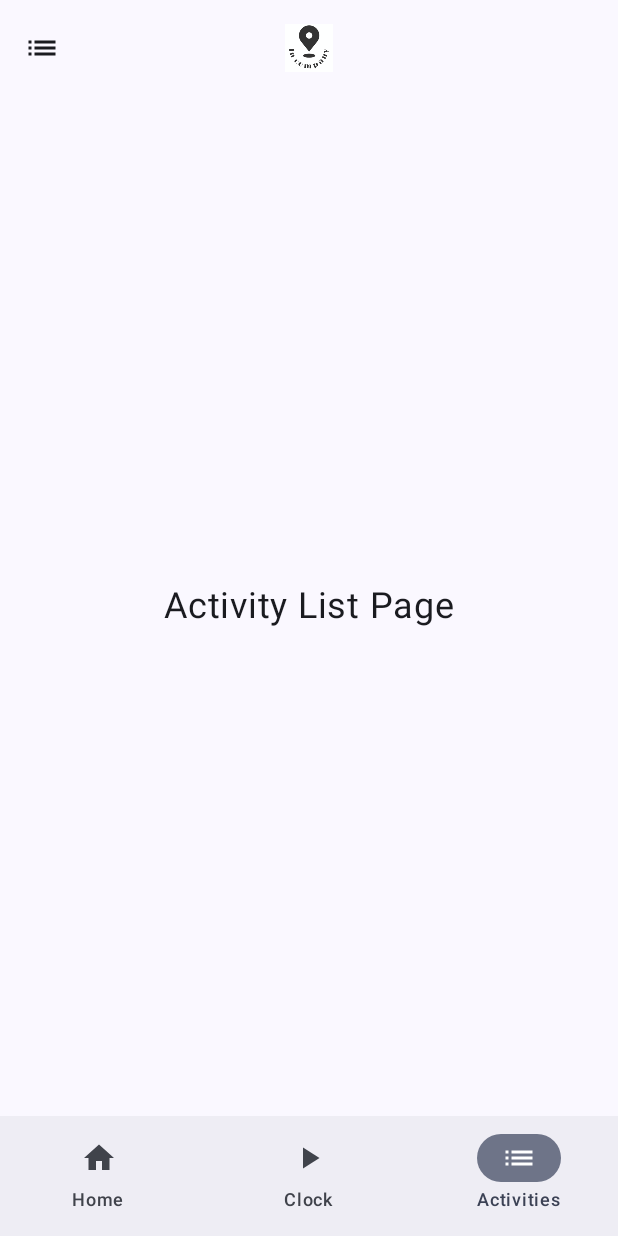
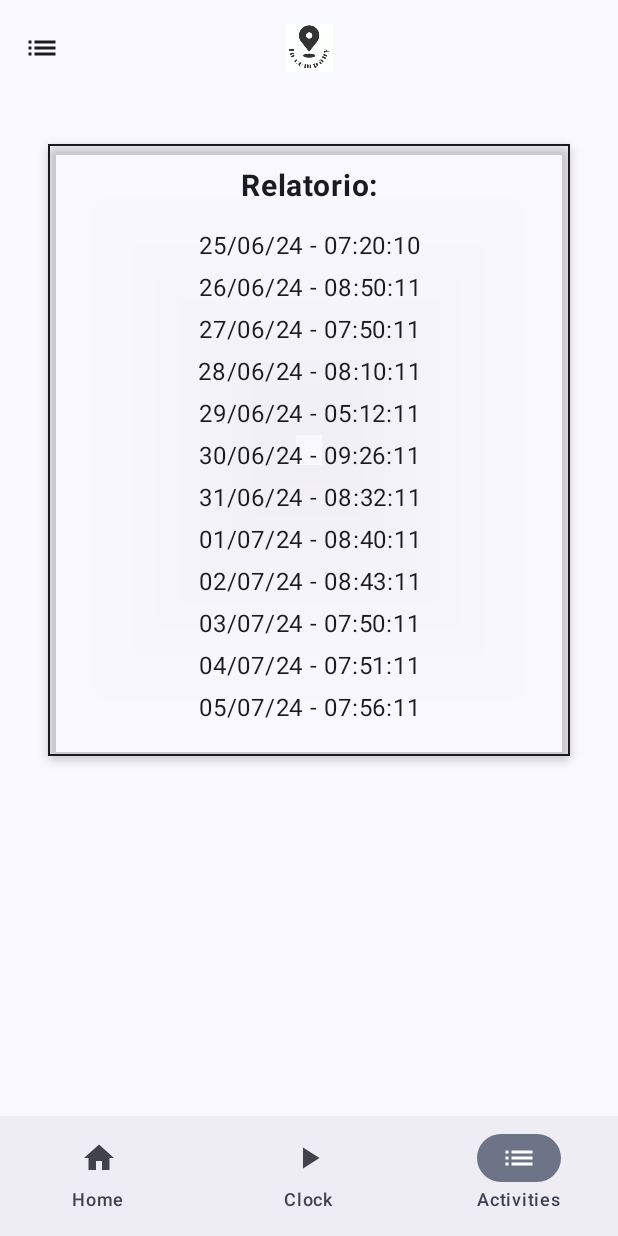
Before and after one commit to SamuelvLopes/PDM-RH, an Android app built with Jetpack Compose: the MainActivity screen opened directly, with no data from a screen before it, item 3 of the bottom bar chosen, on a phone screen of 412 x 824 dp. Run offline under Robolectric (Android 15) with nearby library versions, the phone set to English and light mode, and no system bars.

Commit message:
Added pages content

```diff
--- a/InCompanyApp/app/src/main/java/com/incompanyapp/MainActivity.kt
+++ b/InCompanyApp/app/src/main/java/com/incompanyapp/MainActivity.kt
@@ -6,6 +6,7 @@ import androidx.activity.ComponentActivity
 import androidx.activity.compose.setContent
 import androidx.compose.foundation.Image
 import androidx.compose.foundation.background
+import androidx.compose.foundation.border
 import androidx.compose.foundation.layout.Arrangement
 import androidx.compose.foundation.layout.Box
 import androidx.compose.foundation.layout.Column
@@ -17,22 +18,31 @@ import androidx.compose.foundation.layout.fillMaxWidth
 import androidx.compose.foundation.layout.padding
 import androidx.compose.foundation.layout.size
 import androidx.compose.foundation.layout.width
+import androidx.compose.foundation.shape.RoundedCornerShape
 import androidx.compose.material.icons.Icons
+import androidx.compose.material.icons.filled.Clear
+import androidx.compose.material.icons.filled.Delete
 import androidx.compose.material.icons.filled.Home
 import androidx.compose.material.icons.filled.List
 import androidx.compose.material.icons.filled.PlayArrow
+import androidx.compose.material.icons.filled.Refresh
 import androidx.compose.material3.*
 import androidx.compose.runtime.*
 import androidx.compose.runtime.saveable.rememberSaveable
 import androidx.compose.ui.Alignment
 import androidx.compose.ui.Modifier
+import androidx.compose.ui.draw.shadow
+import androidx.compose.ui.graphics.Color
 import androidx.compose.ui.layout.ContentScale
 import androidx.compose.ui.platform.LocalContext
 import androidx.compose.ui.res.painterResource
+import androidx.compose.ui.text.font.FontWeight
+import androidx.compose.ui.text.style.TextAlign
 import androidx.compose.ui.tooling.preview.Preview
 import androidx.compose.ui.unit.dp
 import androidx.compose.ui.unit.sp
 import com.incompanyapp.ui.theme.InCompanyAppTheme
+import kotlinx.coroutines.delay
 import kotlinx.coroutines.launch
 
 
@@ -188,6 +198,31 @@ fun HomePage(modifier: Modifier = Modifier) {
         verticalArrangement = Arrangement.Center,
         horizontalAlignment = Alignment.CenterHorizontally
     ) {
+        Box(
+            modifier = Modifier
+                .padding(16.dp)
+                .background(Color.LightGray)
+                .padding(16.dp)
+                .fillMaxWidth(),
+            contentAlignment = Alignment.Center
+        ) {
+            Column(
+                horizontalAlignment = Alignment.CenterHorizontally,
+                verticalArrangement = Arrangement.Center
+            ) {
+                Text(
+                    text = "Banco de Horas:",
+                    fontSize = 18.sp,
+                    textAlign = TextAlign.Center
+                )
+                Text(
+                    text = "+ 03:45:30",
+                    fontSize = 32.sp,
+                    textAlign = TextAlign.Center
+                )
+            }
+        }
+
         Text(
             text = "Bem-vindo/a!",
             fontSize = 24.sp
@@ -235,6 +270,31 @@ fun HomePage(modifier: Modifier = Modifier) {
 
 @Composable
 fun ClockPage(modifier: Modifier = Modifier) {
+    var isRunning by remember { mutableStateOf(false) }
+    var elapsedTime by remember { mutableStateOf(0) }
+    var isPaused by remember { mutableStateOf(false) }
+    val timer = remember { mutableStateOf(0L) }
+    val coroutineScope = rememberCoroutineScope()
+
+    // Timer logic
+    LaunchedEffect(isRunning) {
+        if (isRunning) {
+            timer.value = System.currentTimeMillis()
+            while (isRunning) {
+                if (!isPaused) {
+                    delay(1000) // Delay for 1 second
+                    elapsedTime = ((System.currentTimeMillis() - timer.value) / 1000).toInt()
+                }
+            }
+        }
+    }
+
+    fun formatTime(seconds: Int): String {
+        val minutes = seconds / 60
+        val displaySeconds = seconds % 60
+        return String.format("%02d:%02d", minutes, displaySeconds)
+    }
+
     Column(
         modifier = modifier
             .fillMaxSize()
@@ -242,20 +302,117 @@ fun ClockPage(modifier: Modifier = Modifier) {
         verticalArrangement = Arrangement.Center,
         horizontalAlignment = Alignment.CenterHorizontally
     ) {
-        Text("Clock Page", fontSize = 24.sp)
+        Box(
+            modifier = Modifier
+                .padding(16.dp)
+                .background(Color.LightGray)
+                .padding(16.dp),
+            contentAlignment = Alignment.Center
+        ) {
+            Column(
+                horizontalAlignment = Alignment.CenterHorizontally
+            ) {
+                Text(
+                    text = formatTime(elapsedTime),
+                    fontSize = 24.sp,
+                    textAlign = TextAlign.Center,
+                    modifier = Modifier.padding(bottom = 16.dp)
+                )
+                Row(
+                    modifier = Modifier.fillMaxWidth(),
+                    horizontalArrangement = Arrangement.SpaceEvenly
+                ) {
+                    Button(
+                        onClick = {
+                            if (!isRunning) {
+                                timer.value = System.currentTimeMillis()
+                                isRunning = true
+                                isPaused = false
+                            }
+                        }
+                    ) {
+                        Icon(Icons.Filled.PlayArrow, contentDescription = "Start")
+                    }
+                    Button(
+                        onClick = {
+                            if (isRunning) {
+                                isPaused = !isPaused
+                            }
+                        }
+                    ) {
+                        Icon(Icons.Filled.Clear, contentDescription = "Pause")
+                    }
+                    Button(
+                        onClick = {
+                            isRunning = false
+                            isPaused = false
+                            elapsedTime = 0
+                        }
+                    ) {
+                        Icon(Icons.Filled.Refresh, contentDescription = "Stop")
+                    }
+                }
+            }
+        }
     }
 }
 
 @Composable
 fun ActivityListPage(modifier: Modifier = Modifier) {
+    val hoursWorked = listOf(
+        "25/06/24 - 07:20:10",
+        "26/06/24 - 08:50:11",
+        "27/06/24 - 07:50:11",
+        "28/06/24 - 08:10:11",
+        "29/06/24 - 05:12:11",
+        "30/06/24 - 09:26:11",
+        "31/06/24 - 08:32:11",
+        "01/07/24 - 08:40:11",
+        "02/07/24 - 08:43:11",
+        "03/07/24 - 07:50:11",
+        "04/07/24 - 07:51:11",
+        "05/07/24 - 07:56:11"
+    )
+
     Column(
         modifier = modifier
             .fillMaxSize()
             .padding(16.dp),
-        verticalArrangement = Arrangement.Center,
+        verticalArrangement = Arrangement.Top,
         horizontalAlignment = Alignment.CenterHorizontally
     ) {
-        Text("Activity List Page", fontSize = 24.sp)
+        Box(
+            modifier = Modifier
+                .fillMaxWidth()
+                .background(MaterialTheme.colorScheme.surface)
+                .padding(16.dp)
+                .border(1.dp, MaterialTheme.colorScheme.onSurface)
+                .shadow(4.dp, RoundedCornerShape(8.dp))
+                .padding(16.dp)
+        ) {
+            Column (
+                horizontalAlignment = Alignment.CenterHorizontally
+            ) {
+                Text(
+                    text = "Relatorio:",
+                    fontSize = 20.sp,
+                    fontWeight = FontWeight.Bold,
+                    color = MaterialTheme.colorScheme.onSurface,
+                    modifier = Modifier.fillMaxWidth().padding(bottom = 8.dp),
+                    textAlign = TextAlign.Center
+                )
+                Spacer(modifier = Modifier.size(8.dp))
+                hoursWorked.forEach { entry ->
+                    Text(
+                        text = entry,
+                        fontSize = 16.sp,
+                        color = MaterialTheme.colorScheme.onSurface,
+                        modifier = Modifier.fillMaxWidth().padding(bottom = 4.dp),
+                        textAlign = TextAlign.Center
+                    )
+                }
+            }
+        }
     }
 }
 
```
